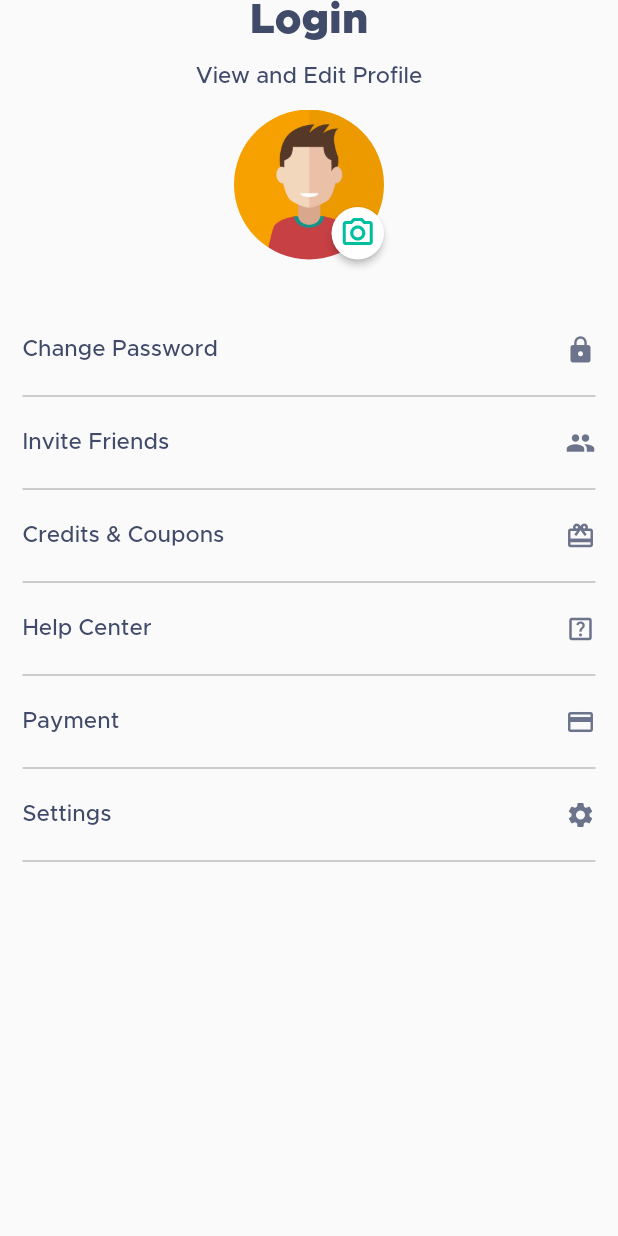
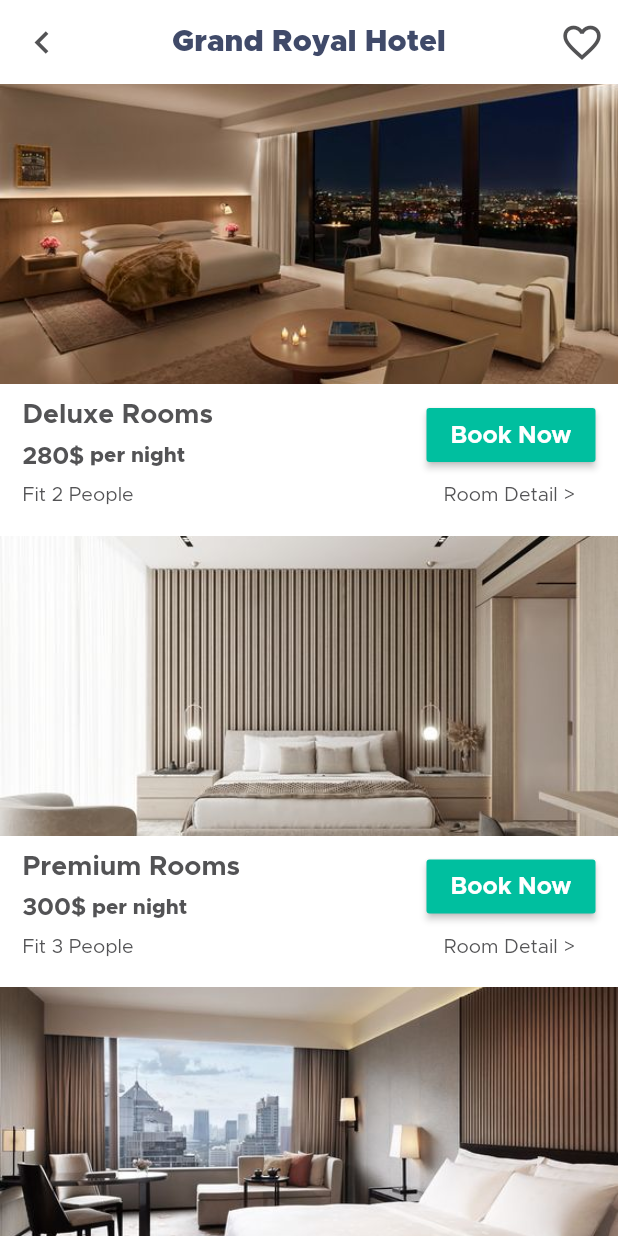
Before and after one commit to MahmooudGaaber/summer_app, a Flutter app: the screen it shows after launch, on a phone screen of 412 x 824 dp. Run offline on Flutter 3.47's test engine with Material 2 defaults, Android fonts, the phone set to English and light mode, and no system bars; our stand-ins replace dots_indicator.

Commit message:
summer_app

```diff
--- a/lib/main.dart
+++ b/lib/main.dart
@@ -1,5 +1,6 @@
 import 'package:flutter/material.dart';
 
+import 'modules/hotel_rooms_screen/hotels_rooms_screen.dart';
 import 'modules/login_screen/login_screen.dart';
 import 'modules/onboarding_screen/onboarding_screen.dart';
 import 'modules/profile_screen/porfile_screen.dart';
@@ -19,7 +20,7 @@ class MyApp extends StatelessWidget {
     return const MaterialApp(
       debugShowMaterialGrid: false,
       debugShowCheckedModeBanner: false,
-      home: ProfileScreen(),
+      home: HotelRoomsScreen(),
     );
   }
 }
--- /dev/null
+++ b/lib/models/hotel_rooms_model/hotel_rooms_model.dart
@@ -0,0 +1,44 @@
+import 'package:flutter/material.dart';
+import 'package:summer_app/shared/app_style.dart';
+
+class HotelRoomsModel {
+  // late String hotelName  ;
+  late String roomType ;
+  late String roomPrice ;
+  late String roomPic ;
+  late String roomPeopleNum ;
+
+
+
+  HotelRoomsModel({
+     // this.hotelName = "Grand Royal Hotel",
+    required this.roomType,
+    required this.roomPrice,
+    required this.roomPic,
+    required this.roomPeopleNum,
+
+});
+}
+
+List<HotelRoomsModel> hotelRoomsModel = [
+  HotelRoomsModel(
+      roomPrice: '280\$',
+      roomPic: 'assets/images/hotelsrooms1.jpg',
+      roomType: 'Deluxe Rooms',
+      roomPeopleNum:"Fit 2 People" ,
+
+  ),
+  HotelRoomsModel(
+      roomPrice: '300\$',
+      roomPic: 'assets/images/hotelsrooms2.jpg',
+      roomType: 'Premium Rooms',
+    roomPeopleNum:"Fit 3 People" ,
+
+  ),
+  HotelRoomsModel(
+      roomPrice: '350\$',
+      roomPic: 'assets/images/hotelsroom3.jpg',
+      roomType: 'suite Rooms',
+    roomPeopleNum:"Fit 5 People" ,
+  ),
+];
--- /dev/null
+++ b/lib/modules/hotel_rooms_screen/hotels_rooms_screen.dart
@@ -0,0 +1,161 @@
+import 'package:flutter/cupertino.dart';
+import 'package:flutter/material.dart';
+import 'package:summer_app/models/hotel_rooms_model/hotel_rooms_model.dart';
+import 'package:summer_app/shared/app_style.dart';
+
+class HotelRoomsScreen extends StatefulWidget
+{
+  const HotelRoomsScreen({Key? key}) : super(key: key);
+  @override
+  _HotelRoomsScreenState createState() => _HotelRoomsScreenState();
+}
+
+class _HotelRoomsScreenState extends State<HotelRoomsScreen>
+{
+  @override
+  Widget build(BuildContext context) {
+    return Scaffold(
+      backgroundColor: Colors.white,
+      appBar: AppBar(
+        backgroundColor: Colors.white,
+        centerTitle: true,
+        elevation: 0.0,
+        leading: defaultIconButton(
+          buttonIconSize: 30.0,
+          buttonIconColor: lightText,
+          buttonIcon: Icons.keyboard_arrow_left,
+          buttonColor: Colors.white,
+          press:(){},
+        ),
+        actions: [
+          defaultIconButton(
+            buttonIconSize: 30.0,
+            buttonIconColor: lightText,
+            buttonIcon: Icons.favorite_border,
+            buttonColor: Colors.white,
+            press:(){},
+          ),
+        ],
+        title: const Text(
+          "Grand Royal Hotel",
+          style: TextStyle(
+            fontFamily: 'Metropolis_Black',
+            color: tittleTextColor,
+            fontSize: 20.0,
+          ),
+        ),
+      ),
+      body: ListView.builder(
+          itemBuilder: (context , index)=>hotelRoomItemBuild(index),
+        itemCount: hotelRoomsModel.length,
+        physics: const BouncingScrollPhysics(),
+      ),
+    );
+  }
+
+  Widget hotelRoomItemBuild(index){
+    return Column(
+      crossAxisAlignment: CrossAxisAlignment.start,
+      children: [
+        Container(
+          height: 200.0,
+          width: double.infinity,
+          decoration: BoxDecoration(
+            image: DecorationImage(
+              image: AssetImage(hotelRoomsModel[index].roomPic),
+              fit: BoxFit.cover,
+            )
+          ),
+        ),
+        const SizedBox(height: 10.0,),
+        Padding(
+          padding:  const EdgeInsets.symmetric(horizontal: 15.0),
+          child: Column(
+            children: [
+              Row(
+                mainAxisAlignment: MainAxisAlignment.spaceBetween,
+                children: [
+                  Column(
+                    crossAxisAlignment: CrossAxisAlignment.start,
+                    children: [
+                      Text(
+                        hotelRoomsModel[index].roomType,
+                        style: const TextStyle(
+                          fontFamily: metropolisBold,
+                          color: lightText,
+                          fontSize: 18.0,
+                        ),
+                      ),
+                      const SizedBox(height: 10.0,),
+                      Row(
+                        children: [
+                          Text(
+                            hotelRoomsModel[index].roomPrice,
+                            style: const TextStyle(
+                              fontFamily: metropolisBold,
+                              color: lightText,
+                              fontSize: 16.0,
+                            ),
+                          ),
+                          const Text(
+                            " per night",
+                            style: TextStyle(
+                              fontFamily: metropolisExtraBold,
+                              color: lightText,
+                              fontSize: 14.0,
+                            ),
+                          ),
+
+                        ],
+                      ),
+                    ],
+                  ),
+                  MaterialButton(
+                    onPressed: (){},
+                    color: primaryColor,
+                    child: const Text(
+                      "Book Now",
+                      style: TextStyle(
+                        color: Colors.white,
+                        fontSize: 16.0,
+                        fontFamily: metropolisBold,
+                      ),
+                    ),
+                  ),
+                ],
+              ),
+              Row(
+                mainAxisAlignment: MainAxisAlignment.spaceBetween,
+                children: [
+                  Text(
+                    hotelRoomsModel[index].roomPeopleNum,
+                    style: const TextStyle(
+                      color: lightText ,
+                      fontFamily: metropolisRegular ,
+                      fontSize: 13.0,
+                    ),
+                  ),
+                  InkWell(
+                    onTap: (){},
+                    child: const Padding(
+                      padding: EdgeInsets.all(10.0),
+                      child: Text(
+                        "Room Detail > ",
+                        style: TextStyle(
+                          color: lightText,
+                          fontSize: 13.0,
+                          fontFamily: metropolisRegular,
+                        ),
+                      ),
+                    ),
+                  ),
+                ],
+              ),
+              const SizedBox(height: 10.0,),
+            ],
+          ),
+        ),
+      ],
+    );
+  }
+}
```
Also changed, not shown: assets/images/hotelsroom3.jpg (added), assets/images/hotelsrooms1.jpg (added), assets/images/hotelsrooms2.jpg (added).
